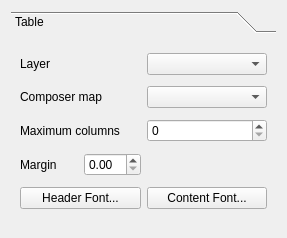
Above: qgis/src/ui/qgscomposertablewidgetbase.ui from sourcepole/qgis before the change. Below: the same form after it.
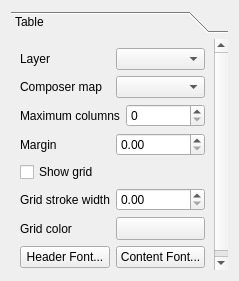
That is the form after the change. Custom widgets are drawn as their Qt base class.

Patch:
```diff
--- a/qgis/src/ui/qgscomposertablewidgetbase.ui
+++ b/qgis/src/ui/qgscomposertablewidgetbase.ui
@@ -6,8 +6,8 @@
    <rect>
     <x>0</x>
     <y>0</y>
-    <width>287</width>
-    <height>238</height>
+    <width>239</width>
+    <height>281</height>
    </rect>
   </property>
   <property name="windowTitle">
@@ -24,8 +24,8 @@
        <rect>
         <x>0</x>
         <y>0</y>
-        <width>269</width>
-        <height>194</height>
+        <width>221</width>
+        <height>237</height>
        </rect>
       </property>
       <attribute name="label">
@@ -74,7 +74,7 @@
          </item>
         </layout>
        </item>
-       <item row="3" column="0">
+       <item row="3" column="0" colspan="2">
         <layout class="QHBoxLayout" name="horizontalLayout">
          <item>
           <widget class="QLabel" name="mMarginLabel">
@@ -88,14 +88,55 @@
          </item>
         </layout>
        </item>
-       <item row="4" column="0">
+       <item row="4" column="0" colspan="2">
+        <widget class="QCheckBox" name="mShowGridCheckBox">
+         <property name="text">
+          <string>Show grid</string>
+         </property>
+        </widget>
+       </item>
+       <item row="5" column="0" colspan="2">
+        <layout class="QHBoxLayout" name="horizontalLayout_5">
+         <item>
+          <widget class="QLabel" name="mGridStrokeWidthLabel">
+           <property name="text">
+            <string>Grid stroke width</string>
+           </property>
+          </widget>
+         </item>
+         <item>
+          <widget class="QDoubleSpinBox" name="mGridStrokeWidthSpinBox"/>
+         </item>
+        </layout>
+       </item>
+       <item row="6" column="0">
+        <widget class="QLabel" name="mGridColorLabel">
+         <property name="text">
+          <string>Grid color</string>
+         </property>
+        </widget>
+       </item>
+       <item row="6" column="1">
+        <widget class="QgsColorButton" name="mGridColorButton">
+         <property name="sizePolicy">
+          <sizepolicy hsizetype="Preferred" vsizetype="Fixed">
+           <horstretch>0</horstretch>
+           <verstretch>0</verstretch>
+          </sizepolicy>
+         </property>
+         <property name="text">
+          <string/>
+         </property>
+        </widget>
+       </item>
+       <item row="7" column="0">
         <widget class="QPushButton" name="mHeaderFontPushButton">
          <property name="text">
           <string>Header Font...</string>
          </property>
         </widget>
        </item>
-       <item row="4" column="1">
+       <item row="7" column="1">
         <widget class="QPushButton" name="mContentFontPushButton">
          <property name="text">
           <string>Content Font...</string>
@@ -115,6 +156,13 @@
    </item>
   </layout>
  </widget>
+ <customwidgets>
+  <customwidget>
+   <class>QgsColorButton</class>
+   <extends>QToolButton</extends>
+   <header>qgscolorbutton.h</header>
+  </customwidget>
+ </customwidgets>
  <resources/>
  <connections/>
 </ui>
```
Left out of the diff: 7 changed lines with no effect on the pictures.
